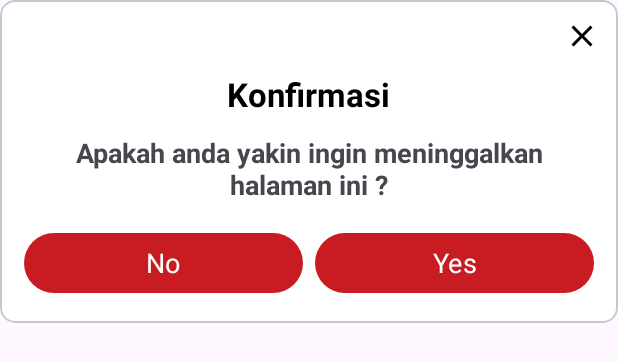
After one commit to ArmandDitto/JustAnotherDiaryApp, an Android app: the layout layout_alert_dialog.xml on its own in the app's theme, with its tools: preview values and no code run, on a phone screen of 412 x 824 dp. The commit adds this screen. Shown: the top 362 px of the screen. Run offline under Robolectric (Android 15) with nearby library versions, the phone set to English and light mode, and no system bars; Roboto replaces fonts that are not available here.

Commit message:
Create Base Alert Dialog and Error Dialog

```diff
--- a/app/src/main/java/com/example/justordinarydiaryapp/MainActivity.kt
+++ b/app/src/main/java/com/example/justordinarydiaryapp/MainActivity.kt
@@ -7,7 +7,7 @@ import androidx.appcompat.app.AppCompatActivity
 import com.example.justordinarydiaryapp.model.request.LoginRequest
 import com.example.justordinarydiaryapp.network.model.ResultWrapper
 import com.example.justordinarydiaryapp.presentation.login.LoginViewModel
-import com.example.justordinarydiaryapp.utils.showDefaultToast
+import com.example.justordinarydiaryapp.utils.extension.showDefaultToast
 import com.google.gson.GsonBuilder
 import org.koin.androidx.viewmodel.ext.android.viewModel
 
--- a/app/src/main/java/com/example/justordinarydiaryapp/network/SafeApiCall.kt
+++ b/app/src/main/java/com/example/justordinarydiaryapp/network/SafeApiCall.kt
@@ -52,7 +52,8 @@ fun parseRetrofitException(exception: HttpException): String {
         if (errorMessage.isBlank() || errorMessage.equals(null) || errorMessage == "null") {
             "$errorCode - ${httpStatusCode.statusName}"
         } else {
-            "$errorCode - $errorMessage"
+            errorMessage
+//            "$errorCode - $errorMessage" //TODO enable this instead L:55 to show the error code
         }
 
     return errorMessage
--- /dev/null
+++ b/app/src/main/res/drawable/ic_close_dialog.xml
@@ -0,0 +1,5 @@
+<vector android:height="24dp" android:tint="#000000"
+    android:viewportHeight="24" android:viewportWidth="24"
+    android:width="24dp" xmlns:android="http://schemas.android.com/apk/res/android">
+    <path android:fillColor="@android:color/white" android:pathData="M19,6.41L17.59,5 12,10.59 6.41,5 5,6.41 10.59,12 5,17.59 6.41,19 12,13.41 17.59,19 19,17.59 13.41,12z"/>
+</vector>
--- /dev/null
+++ b/app/src/main/res/layout/layout_alert_dialog.xml
@@ -0,0 +1,106 @@
+<?xml version="1.0" encoding="utf-8"?>
+<RelativeLayout xmlns:android="http://schemas.android.com/apk/res/android"
+    xmlns:app="http://schemas.android.com/apk/res-auto"
+    xmlns:tools="http://schemas.android.com/tools"
+    android:layout_width="match_parent"
+    android:layout_height="wrap_content"
+    android:focusableInTouchMode="true">
+
+    <com.google.android.material.card.MaterialCardView
+        android:layout_width="match_parent"
+        android:layout_height="wrap_content"
+        app:cardBackgroundColor="@color/color_white"
+        app:cardCornerRadius="10dp"
+        app:layout_constraintBottom_toBottomOf="parent"
+        app:layout_constraintEnd_toEndOf="parent"
+        app:layout_constraintStart_toStartOf="parent"
+        app:layout_constraintTop_toTopOf="parent">
+
+        <androidx.constraintlayout.widget.ConstraintLayout
+            android:layout_width="match_parent"
+            android:layout_height="wrap_content">
+
+            <ImageView
+                android:id="@+id/iv_close"
+                android:layout_width="24dp"
+                android:layout_height="24dp"
+                android:layout_gravity="center"
+                android:layout_marginTop="@dimen/margin_large"
+                android:layout_marginEnd="@dimen/margin_large"
+                android:src="@drawable/ic_close_dialog"
+                app:layout_constraintBottom_toTopOf="@id/layout_content"
+                app:layout_constraintEnd_toEndOf="parent"
+                app:layout_constraintTop_toTopOf="parent" />
+
+            <LinearLayout
+                android:id="@+id/layout_content"
+                android:layout_width="match_parent"
+                android:layout_height="wrap_content"
+                android:gravity="center"
+                android:orientation="vertical"
+                app:layout_constraintBottom_toBottomOf="parent"
+                app:layout_constraintEnd_toEndOf="parent"
+                app:layout_constraintStart_toStartOf="parent">
+
+                <TextView
+                    android:id="@+id/tv_dialog_title"
+                    android:layout_width="wrap_content"
+                    android:layout_height="wrap_content"
+                    android:layout_marginHorizontal="@dimen/margin_xlarge"
+                    android:layout_marginTop="@dimen/margin_large"
+                    android:gravity="center"
+                    android:textAlignment="center"
+                    android:textColor="@color/color_black"
+                    android:textSize="@dimen/text_xxlarge"
+                    android:textStyle="bold"
+                    tools:text="Konfirmasi" />
+
+                <TextView
+                    android:id="@+id/tv_dialog_desc"
+                    android:layout_width="wrap_content"
+                    android:layout_height="wrap_content"
+                    android:layout_marginHorizontal="@dimen/margin_xlarge"
+                    android:layout_marginTop="@dimen/margin_large"
+                    android:gravity="center"
+                    android:textAlignment="center"
+                    android:textSize="@dimen/text_xlarge"
+                    android:textStyle="bold"
+                    tools:text="Apakah anda yakin ingin meninggalkan halaman ini ?" />
+
+                <LinearLayout
+                    android:id="@+id/layout_button"
+                    android:layout_width="match_parent"
+                    android:layout_height="wrap_content"
+                    android:orientation="horizontal"
+                    android:padding="@dimen/margin_xlarge"
+                    android:weightSum="2">
+
+                    <Button
+                        android:id="@+id/btn_negative"
+                        android:layout_width="match_parent"
+                        android:layout_height="wrap_content"
+                        android:layout_marginEnd="@dimen/margin_small"
+                        android:layout_weight="1"
+                        android:textAllCaps="false"
+                        android:textSize="@dimen/text_xlarge"
+                        tools:text="No" />
+
+                    <Button
+                        android:id="@+id/btn_positive"
+                        android:layout_width="match_parent"
+                        android:layout_height="wrap_content"
+                        android:layout_marginStart="@dimen/margin_small"
+                        android:layout_weight="1"
+                        android:textAllCaps="false"
+                        android:textSize="@dimen/text_xlarge"
+                        tools:text="Yes" />
+
+                </LinearLayout>
+
+            </LinearLayout>
+
+        </androidx.constraintlayout.widget.ConstraintLayout>
+
+    </com.google.android.material.card.MaterialCardView>
+
+</RelativeLayout>
--- a/app/src/main/res/values/colors.xml
+++ b/app/src/main/res/values/colors.xml
@@ -4,6 +4,9 @@
     <color name="color_primary_darker">#791114</color>
     <color name="color_primary_alt">#CE3338</color>
     <color name="color_primary_alt_darker">#7C1F22</color>
+
+    <color name="color_black">#000000</color>
+    <color name="color_white">#FFFFFF</color>
 
     <color name="text_android_black_default">#DE000000</color>
     <color name="text_android_black_hint">#61000000</color>
```
Also changed, not shown: app/src/main/java/com/example/justordinarydiaryapp/base/presentation/BaseActivity.kt (+27 -0 lines), app/src/main/java/com/example/justordinarydiaryapp/base/presentation/BaseAlertDialog.kt (added, +255 -0 lines), app/src/main/java/com/example/justordinarydiaryapp/base/presentation/BaseFragment.kt (+25 -28 lines), app/src/main/java/com/example/justordinarydiaryapp/utils/extension/AlertDialogExtension.kt (added, +31 -0 lines), app/src/main/java/com/example/justordinarydiaryapp/utils/extension/Extension.kt (renamed from app/src/main/java/com/example/justordinarydiaryapp/utils/Extension.kt, +10 -1 lines).
